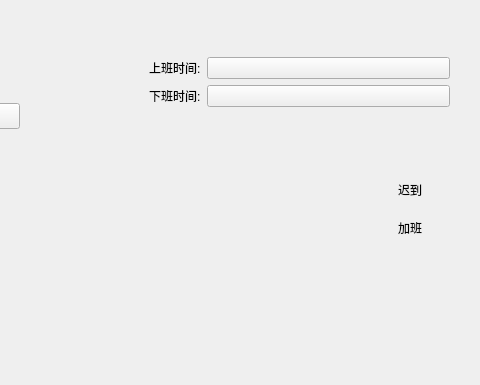
hq22-q/MihiroToolbox, file UI/Ui_attendance.ui: the form before one commit; both pictures show x 258 to 738 and y 0 to 385 of the 738 by 815 pixel window.
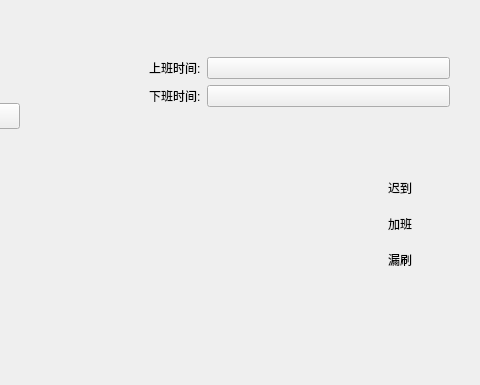
The form after the commit. Custom widgets are drawn as their Qt base class.

What changed in the file:
```diff
--- a/UI/Ui_attendance.ui
+++ b/UI/Ui_attendance.ui
@@ -164,10 +164,10 @@
         <widget class="QWidget" name="verticalLayoutWidget">
          <property name="geometry">
           <rect>
-           <x>610</x>
+           <x>600</x>
            <y>0</y>
-           <width>73</width>
-           <height>80</height>
+           <width>81</width>
+           <height>111</height>
           </rect>
          </property>
          <layout class="QVBoxLayout" name="verticalLayout">
@@ -185,6 +185,13 @@
             </property>
            </widget>
           </item>
+          <item>
+           <widget class="CheckBox" name="lake">
+            <property name="text">
+             <string>漏刷</string>
+            </property>
+           </widget>
+          </item>
          </layout>
         </widget>
        </widget>
```
Left out of the diff: 2 changed lines with no effect on the pictures.
